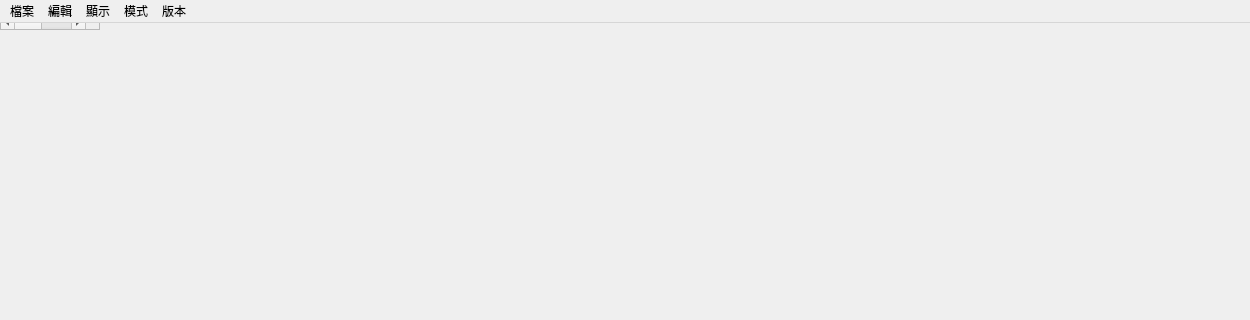
Before: the Qt Designer form QtStockPriceMainWindow.ui in foxking0416/PythonStockPrice, drawn with Qt 5; both pictures show x 0 to 1250 and y 0 to 320 of the 1250 by 893 pixel window.
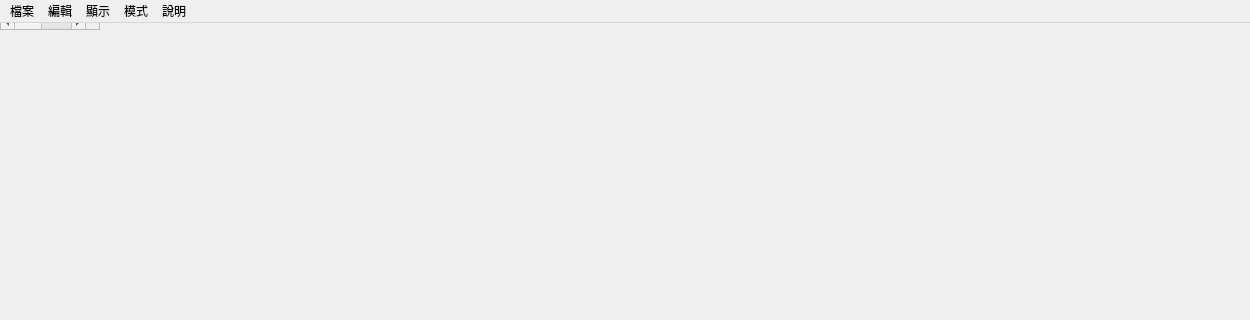
After: the same form once the commit is applied.

Commit message: 新增 關於 dialog 改版號為 v2.0.0

```diff
--- a/QtStockPriceMainWindow.ui
+++ b/QtStockPriceMainWindow.ui
@@ -244,7 +244,7 @@
    </widget>
    <widget class="QMenu" name="menu_5">
     <property name="title">
-     <string>版本</string>
+     <string>說明</string>
     </property>
     <addaction name="actionv1_1_0"/>
    </widget>
```
Left out of the diff: 6 changed lines with no effect on the pictures. The commit also changes 4 other files.
